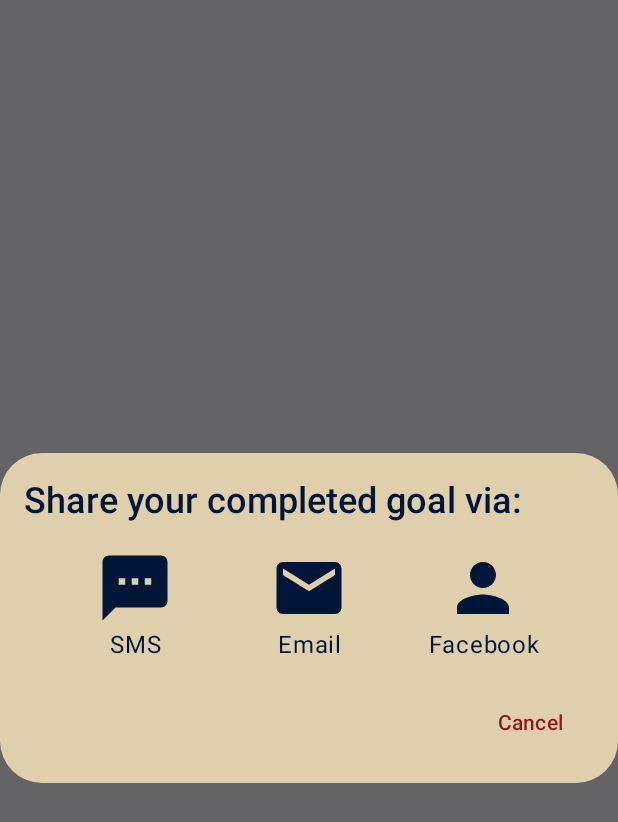
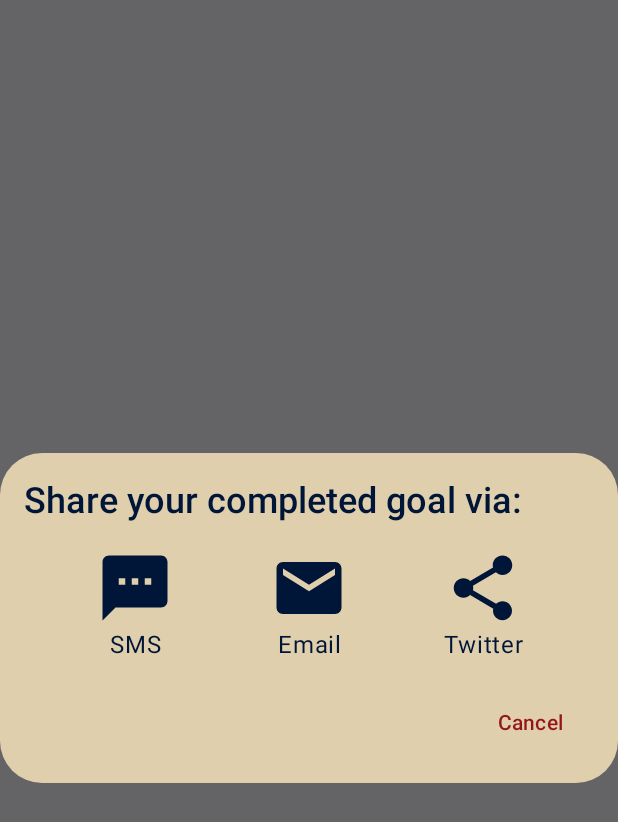
Before and after one commit to vhogberg/kotlin_bucket_list_app, an Android app built with Jetpack Compose: the composable ShareItemDialog shown on its own in the app's theme, on a phone screen of 412 x 824 dp. Shown: the top 822 px of the screen. Run offline under Robolectric (Android 15) with nearby library versions, the phone set to English and light mode, and no system bars.

Commit message:
Added share via twitter functionality

```diff
--- a/app/src/main/java/com/example/tickitoff/events/BucketListEvent.kt
+++ b/app/src/main/java/com/example/tickitoff/events/BucketListEvent.kt
@@ -28,5 +28,4 @@ sealed interface BucketListEvent {
 
     // For deleting item, we have to pass through an already existing item that should be deleted
     data class DeleteItem(val bucketListItem: BucketListItem) : BucketListEvent
-
 }
--- a/app/src/main/java/com/example/tickitoff/ui/components/ShareItemDialog.kt
+++ b/app/src/main/java/com/example/tickitoff/ui/components/ShareItemDialog.kt
@@ -1,5 +1,8 @@
 package com.example.tickitoff.ui.components
 
+import android.content.Context
+import android.content.Intent
+import android.net.Uri
 import androidx.compose.foundation.clickable
 import androidx.compose.foundation.layout.Arrangement
 import androidx.compose.foundation.layout.Column
@@ -23,16 +26,20 @@ import androidx.compose.material3.TextButton
 import androidx.compose.runtime.Composable
 import androidx.compose.ui.Alignment
 import androidx.compose.ui.Modifier
+import androidx.compose.ui.platform.LocalContext
 import androidx.compose.ui.res.painterResource
 import androidx.compose.ui.text.font.FontWeight
 import androidx.compose.ui.text.style.TextAlign
 import androidx.compose.ui.unit.dp
+import androidx.core.content.ContextCompat.startActivity
 import com.example.tickitoff.R
+import com.example.tickitoff.data.BucketListItem
 import com.example.tickitoff.events.BucketListEvent
 import com.example.tickitoff.ui.theme.CustomBeige
 import com.example.tickitoff.ui.theme.CustomBlue
 import com.example.tickitoff.ui.theme.CustomRed
 import com.example.tickitoff.viewmodel.BucketListState
+
 
 // Dialog that shows up when you press a share button to share a bucket list item/goal
 
@@ -43,6 +50,7 @@ fun ShareItemDialog(
     onEvent: (BucketListEvent) -> Unit,
     modifier: Modifier = Modifier
 ) {
+    val context = LocalContext.current
 
     BasicAlertDialog(
         onDismissRequest = {
@@ -79,7 +87,7 @@ fun ShareItemDialog(
                         modifier = Modifier
                             .weight(1f) // This ensures each column takes up equal space
                             .clickable(onClick = {
-                                // send sms tbi
+                                TODO()
                             })
                     ) {
                         Icon(
@@ -102,7 +110,7 @@ fun ShareItemDialog(
                         modifier = Modifier
                             .weight(1f)
                             .clickable(onClick = {
-                                // send email tbi
+                                TODO()
                             })
                     ) {
                         Icon(
@@ -119,24 +127,24 @@ fun ShareItemDialog(
                         )
                     }
 
-                    // Facebook Button
+                    // Twitter share button
                     Column(
                         horizontalAlignment = Alignment.CenterHorizontally,
                         modifier = Modifier
                             .weight(1f)
                             .clickable(onClick = {
-                                // send via Facebook tbi
+                                shareViaTwitter(context)
                             })
                     ) {
                         Icon(
-                            painter = painterResource(id = R.drawable.baseline_person_24),
-                            contentDescription = "Share via Facebook",
+                            painter = painterResource(id = R.drawable.baseline_share_24),
+                            contentDescription = "Share via Twitter",
                             tint = CustomBlue,
                             modifier = Modifier
                                 .size(52.dp)
                         )
                         Text(
-                            text = "Facebook",
+                            text = "Twitter",
                             textAlign = TextAlign.Center,
                             color = CustomBlue
                         )
@@ -165,3 +173,21 @@ fun ShareItemDialog(
         }
     }
 }
+
+// Function to share completed goal via SMS
+fun shareViaSMS() {
+
+}
+
+// Function to share completed goal via email
+fun shareViaEmail() {
+
+}
+
+// Function to share completed goal via twitter
+fun shareViaTwitter(context: Context) {
+    val message = "Hello! I just completed a goal in the TickItOff app, you should try it too!"
+    val tweetUrl = "https://twitter.com/intent/tweet?text=${Uri.encode(message)}"
+    val intent = Intent(Intent.ACTION_VIEW, Uri.parse(tweetUrl))
+    context.startActivity(intent)
+}
--- a/app/src/main/java/com/example/tickitoff/viewmodel/BucketListItemViewModel.kt
+++ b/app/src/main/java/com/example/tickitoff/viewmodel/BucketListItemViewModel.kt
@@ -133,7 +133,6 @@ class BucketListItemViewModel(
                     isSharingItem = false
                 ) }
             }
-
         }
     }
 }
--- a/app/src/main/res/drawable/baseline_person_24.xml
+++ /dev/null
@@ -1,5 +0,0 @@
-<vector xmlns:android="http://schemas.android.com/apk/res/android" android:height="24dp" android:tint="#000000" android:viewportHeight="24" android:viewportWidth="24" android:width="24dp">
-
-    <path android:fillColor="@android:color/white" android:pathData="M12,12c2.21,0 4,-1.79 4,-4s-1.79,-4 -4,-4 -4,1.79 -4,4 1.79,4 4,4zM12,14c-2.67,0 -8,1.34 -8,4v2h16v-2c0,-2.66 -5.33,-4 -8,-4z"/>
-
-</vector>
--- /dev/null
+++ b/app/src/main/res/drawable/baseline_share_24.xml
@@ -0,0 +1,5 @@
+<vector xmlns:android="http://schemas.android.com/apk/res/android" android:height="24dp" android:tint="#000000" android:viewportHeight="24" android:viewportWidth="24" android:width="24dp">
+
+    <path android:fillColor="@android:color/white" android:pathData="M18,16.08c-0.76,0 -1.44,0.3 -1.96,0.77L8.91,12.7c0.05,-0.23 0.09,-0.46 0.09,-0.7s-0.04,-0.47 -0.09,-0.7l7.05,-4.11c0.54,0.5 1.25,0.81 2.04,0.81 1.66,0 3,-1.34 3,-3s-1.34,-3 -3,-3 -3,1.34 -3,3c0,0.24 0.04,0.47 0.09,0.7L8.04,9.81C7.5,9.31 6.79,9 6,9c-1.66,0 -3,1.34 -3,3s1.34,3 3,3c0.79,0 1.5,-0.31 2.04,-0.81l7.12,4.16c-0.05,0.21 -0.08,0.43 -0.08,0.65 0,1.61 1.31,2.92 2.92,2.92 1.61,0 2.92,-1.31 2.92,-2.92s-1.31,-2.92 -2.92,-2.92z"/>
+
+</vector>
```
